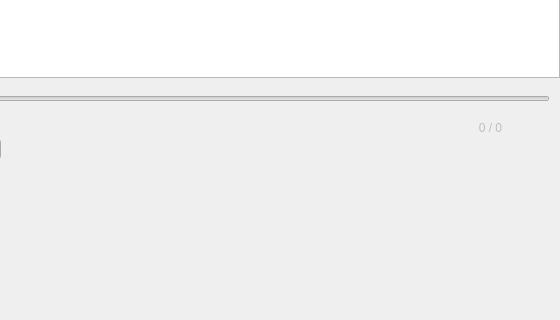
The window that Forms/designes/MainWindow.ui (sa-korobeynikov/python-science-plotter) describes before a commit, drawn with Qt 5; both pictures show x 420 to 980 and y 512 to 832 of the 980 by 832 pixel window.
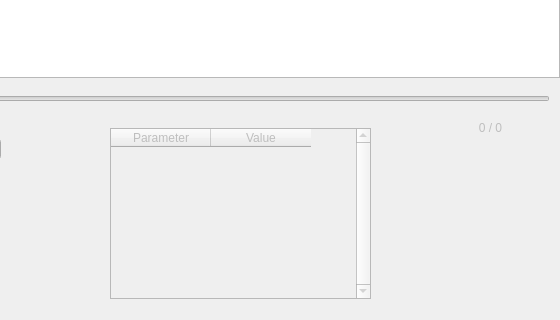
The same window after the commit. Custom widgets are drawn as their Qt base class.

Commit message: Add parameters supply

```diff
--- a/Forms/designes/MainWindow.ui
+++ b/Forms/designes/MainWindow.ui
@@ -217,6 +217,41 @@
      </rect>
     </property>
    </widget>
+   <widget class="QTableWidget" name="parameters_table">
+    <property name="enabled">
+     <bool>false</bool>
+    </property>
+    <property name="geometry">
+     <rect>
+      <x>530</x>
+      <y>640</y>
+      <width>261</width>
+      <height>171</height>
+     </rect>
+    </property>
+    <property name="verticalScrollBarPolicy">
+     <enum>Qt::ScrollBarAlwaysOn</enum>
+    </property>
+    <property name="horizontalScrollBarPolicy">
+     <enum>Qt::ScrollBarAlwaysOff</enum>
+    </property>
+    <property name="selectionMode">
+     <enum>QAbstractItemView::NoSelection</enum>
+    </property>
+    <attribute name="verticalHeaderVisible">
+     <bool>false</bool>
+    </attribute>
+    <column>
+     <property name="text">
+      <string>Parameter</string>
+     </property>
+    </column>
+    <column>
+     <property name="text">
+      <string>Value</string>
+     </property>
+    </column>
+   </widget>
   </widget>
  </widget>
  <customwidgets>
```
The commit also changes 4 other files.
